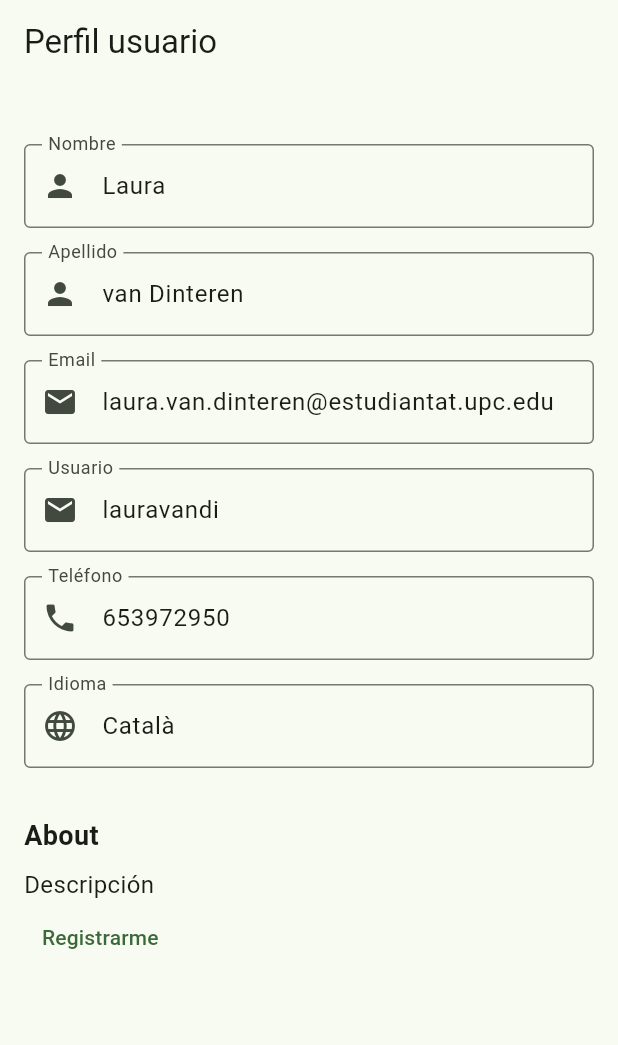
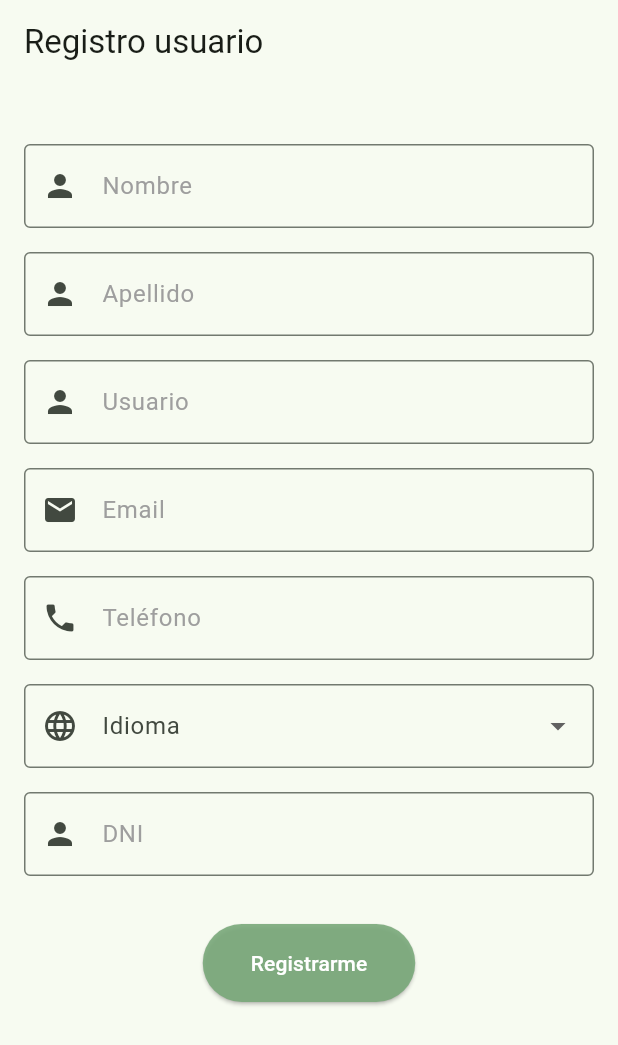
Before and after one commit to pes2425q2-t-gei-upc/Eco-move_frontend, a Flutter app: the UserProfilePage screen opened directly, after a tap on "Registrarme", on a phone screen of 412 x 824 dp. Shown: the top 1045 px of the screen. Run offline on Flutter 3.47's test engine with Material 3 defaults, Android fonts, the phone set to English and light mode, and no system bars; our stand-ins replace flutter_map, flutter_masked_text2, geolocator, latlong2; network calls fail.

Commit message:
feat: drop-down menu idioma

```diff
--- a/lib/sign-in.dart
+++ b/lib/sign-in.dart
@@ -25,27 +25,7 @@ class MyApp extends StatelessWidget {
   }
 }
 
-class UserProfile {
-  String firstName;
-  String lastName;
-  String email;
-  String description;
-  String language;
-  String telephone;
-  String dni;
-  String username;
 
-  UserProfile({
-    required this.firstName,
-    required this.lastName,
-    required this.email,
-    required this.description,
-    required this.language,
-    required this.telephone,
-    required this.dni,
-    required this.username,
-  });
-}
 
 class UserProfilePage extends StatefulWidget {
   const UserProfilePage({Key? key}) : super(key: key);
@@ -55,18 +35,7 @@ class UserProfilePage extends StatefulWidget {
 }
 
 class _UserProfilePageState extends State<UserProfilePage> {
-  bool isEditing = false;
 
-  final UserProfile userProfile = UserProfile(
-    firstName: 'Laura',
-    lastName: 'van Dinteren',
-    email: 'laura.van.dinteren@estudiantat.upc.edu',
-    description: 'nose que posar aqui pero vale',
-    language: 'Català',
-    telephone: '653972950',
-    dni: '471148122',
-    username: 'lauravandi',
-  );
 
   // Controllers for edit form
   late TextEditingController firstNameController;
@@ -76,6 +45,10 @@ class _UserProfilePageState extends State<UserProfilePage> {
   late TextEditingController languageController;
   late TextEditingController telephoneController;
   late TextEditingController usernameController;
+  late TextEditingController dniController;
+
+  String? selectedLanguage;
+
 
   @override
   void initState() {
@@ -85,13 +58,14 @@ class _UserProfilePageState extends State<UserProfilePage> {
   }
 
   void _initControllers() {
-    firstNameController = TextEditingController(text: userProfile.firstName);
-    lastNameController = TextEditingController(text: userProfile.lastName);
-    emailController = TextEditingController(text: userProfile.email);
-    descriptionController = TextEditingController(text: userProfile.description);
-    languageController = TextEditingController(text: userProfile.language);
-    telephoneController = TextEditingController(text: userProfile.telephone);
-    usernameController = TextEditingController(text: userProfile.username);
+    firstNameController = TextEditingController();
+    lastNameController = TextEditingController();
+    emailController = TextEditingController();
+    descriptionController = TextEditingController();
+    languageController = TextEditingController();
+    telephoneController = TextEditingController();
+    usernameController = TextEditingController();
+    dniController = TextEditingController();
   }
 
   @override
@@ -106,37 +80,12 @@ class _UserProfilePageState extends State<UserProfilePage> {
     super.dispose();
   }
 
-  void _toggleEditMode() {
-    if (isEditing) {
-      // Save the data
-      setState(() {
-        userProfile.firstName = firstNameController.text;
-        userProfile.lastName = lastNameController.text;
-        userProfile.email = emailController.text;
-        userProfile.description = descriptionController.text;
-        userProfile.language = languageController.text;
-        userProfile.telephone = telephoneController.text;
-        userProfile.username = usernameController.text;
-        isEditing = false;
-      });
-
-      ScaffoldMessenger.of(context).showSnackBar(
-        const SnackBar(content: Text('Perfil actualizado correctamente')),
-      );
-    } else {
-      // Enter edit mode
-      setState(() {
-        _initControllers();
-        isEditing = true;
-      });
-    }
-  }
 
   @override
   Widget build(BuildContext context) {
     return Scaffold(
       appBar: AppBar(
-        title: const Text('Perfil usuario'),
+        title: const Text('Registro usuario'),
       ),
       body: _buildProfileView(),
     );
@@ -152,17 +101,52 @@ class _UserProfilePageState extends State<UserProfilePage> {
           const SizedBox(height: 24),
           _buildTextField('Nombre', firstNameController, Icons.person),
           _buildTextField('Apellido', lastNameController, Icons.person),
+          _buildTextField('Usuario',  usernameController, Icons.person),
           _buildTextField('Email', emailController, Icons.email),
-          _buildTextField('Usuario',  usernameController, Icons.email),
           _buildTextField('Teléfono', telephoneController, Icons.phone),
-          _buildTextField('Idioma',languageController, Icons.language),
+          _buildLanguageDropdown(),
+          _buildTextField('DNI',dniController, Icons.person),
           const SizedBox(height: 16),
-          _buildDescriptionSection(),
+          _registerButton(),
 
         ],
       ),
     );
   }
+  Widget _buildLanguageDropdown() {
+    return Padding(
+      padding: const EdgeInsets.only(bottom: 16.0),
+      child: DropdownButtonFormField<String>(
+        decoration: const InputDecoration(
+          labelText: 'Idioma',
+          border: OutlineInputBorder(),
+          prefixIcon: Icon(Icons.language),
+        ),
+        value: selectedLanguage,
+        items: const [
+          DropdownMenuItem(
+            value: 'Català',
+            child: Text('Català'),
+          ),
+          DropdownMenuItem(
+            value: 'Castellano',
+            child: Text('Castellano'),
+          ),
+          DropdownMenuItem(
+            value: 'English',
+            child: Text('English'),
+          ),
+        ],
+        onChanged: (value) {
+          setState(() {
+            selectedLanguage = value;
+            languageController.text = value!; // Actualizar también el controller para que al registrarte envíe el idioma correcto
+          });
+        },
+      ),
+    );
+  }
+
   Widget _buildTextField(
       String label,
       TextEditingController controller,
@@ -174,7 +158,8 @@ class _UserProfilePageState extends State<UserProfilePage> {
       child: TextField(
         controller: controller,
         decoration: InputDecoration(
-          labelText: label,
+          hintText: label,
+          hintStyle: const TextStyle(color: Colors.grey),
           prefixIcon: Icon(icon),
           border: const OutlineInputBorder(),
         ),
@@ -185,27 +170,6 @@ class _UserProfilePageState extends State<UserProfilePage> {
   }
 
 
-  Widget _buildProfileHeader() {
-    return Center(
-      child: Column(
-        children: [
-          const CircleAvatar(
-            radius: 60,
-            backgroundColor: Colors.blue,
-            child: Icon(Icons.person, size: 80, color: Colors.white),
-          ),
-          const SizedBox(height: 16),
-          Text(
-            '${userProfile.firstName} ${userProfile.lastName}',
-            style: const TextStyle(
-              fontSize: 24,
-              fontWeight: FontWeight.bold,
-            ),
-          ),
-        ],
-      ),
-    );
-  }
 
   Widget _buildInfoSection(String title, IconData icon) {
     return Padding(
@@ -235,28 +199,19 @@ class _UserProfilePageState extends State<UserProfilePage> {
     );
   }
 
-  Widget _buildDescriptionSection() {
-    return Column(
-      crossAxisAlignment: CrossAxisAlignment.start,
-      children: [
-        const Text(
-          'About',
-          style: TextStyle(
-            fontSize: 18,
-            fontWeight: FontWeight.bold,
-          ),
+  Widget _registerButton() {
+    return Center(
+      child: ElevatedButton(
+        onPressed: () {
+          createUser();
+        },
+        style: ElevatedButton.styleFrom(
+          backgroundColor: Color(0xE278A879),
+          foregroundColor: Colors.white,
+          padding: const EdgeInsets.symmetric(horizontal: 32, vertical: 16),
         ),
-        const SizedBox(height: 8),
-        Text(
-          'Descripción',
-          style: const TextStyle(fontSize: 16),
-        ),
-        TextButton(
-            onPressed: () {
-              createUser();
-            },
-            child: Text('Registrarme'))
-      ],
+        child: const Text('Registrarme'),
+      ),
     );
   }
 
@@ -268,7 +223,7 @@ class _UserProfilePageState extends State<UserProfilePage> {
       'last_name': lastNameController.text,
       'email': emailController.text,
       'username': usernameController.text,
-      'dni': '1122332222',
+      'dni': dniController.text,
       'idioma': languageController.text,
       'telefon':telephoneController.text,
       'descripcio':descriptionController.text,
```
